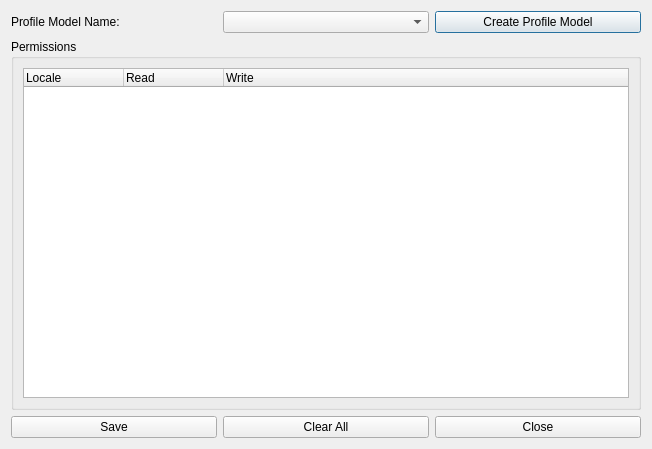
Above: UserTools/profile_editor.ui from dsgoficial/DsgTools before the change. Below: the same form after it.
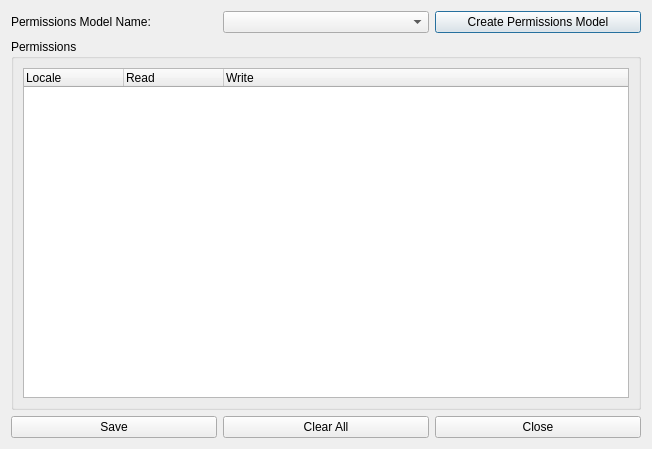
That is the form after the change.

What changed in the file:
```diff
--- a/UserTools/profile_editor.ui
+++ b/UserTools/profile_editor.ui
@@ -19,7 +19,7 @@
      <item>
       <widget class="QLabel" name="label">
        <property name="text">
-        <string>Profile Model Name:</string>
+        <string>Permissions Model Name:</string>
        </property>
       </widget>
      </item>
@@ -36,7 +36,7 @@
      <item>
       <widget class="QPushButton" name="createButton">
        <property name="text">
-        <string>Create Profile Model</string>
+        <string>Create Permissions Model</string>
        </property>
       </widget>
      </item>
```
Left out of the diff: 2 changed lines with no effect on the pictures.
